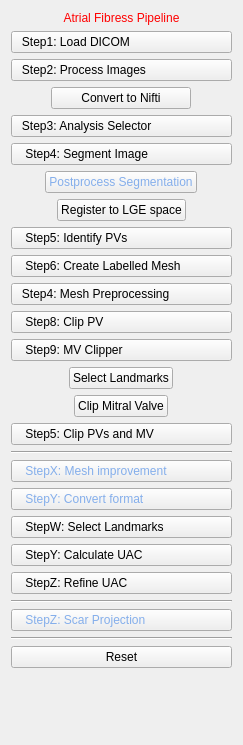
First picture: the form in CemrgApp/Plugins/kcl.cemrgapp.atrialfibres/src/internal/AtrialFibresViewControls.ui, repository OpenHeartDevelopers/CemrgApp, before the edit.
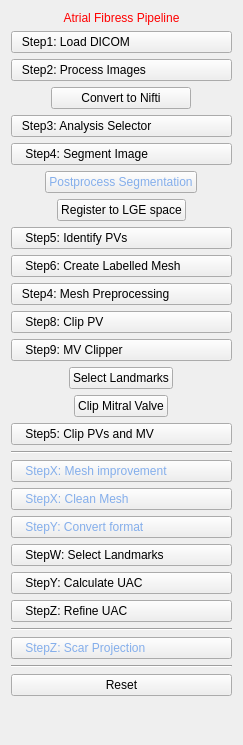
Second picture: the form after the edit.

Commit message: [feature] clean quality - start

What changed in the file:
```diff
--- a/CemrgApp/Plugins/kcl.cemrgapp.atrialfibres/src/internal/AtrialFibresViewControls.ui
+++ b/CemrgApp/Plugins/kcl.cemrgapp.atrialfibres/src/internal/AtrialFibresViewControls.ui
@@ -228,6 +228,16 @@
      </property>
     </widget>
    </item>
+   <item>
+    <widget class="QPushButton" name="button_w_cleanmesh">
+     <property name="styleSheet">
+      <string notr="true">text-align: left; color: rgb(132, 174, 235);</string>
+     </property>
+     <property name="text">
+      <string>    StepX: Clean Mesh</string>
+     </property>
+    </widget>
+   </item>
    <item>
     <widget class="QPushButton" name="button_y_vtk2carp">
      <property name="styleSheet">
```
The commit also changes 2 other files.
